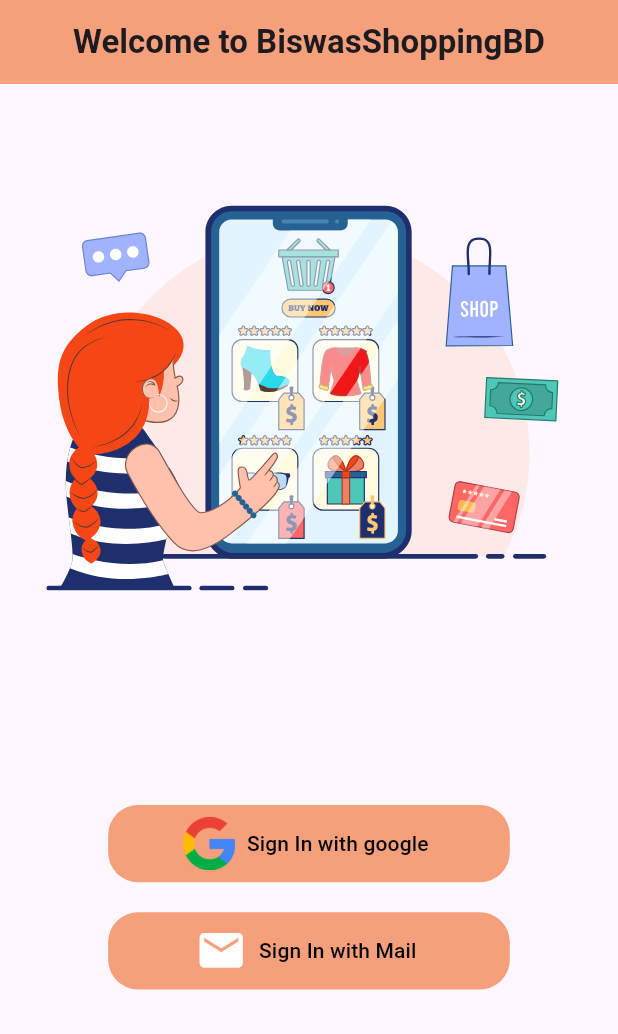
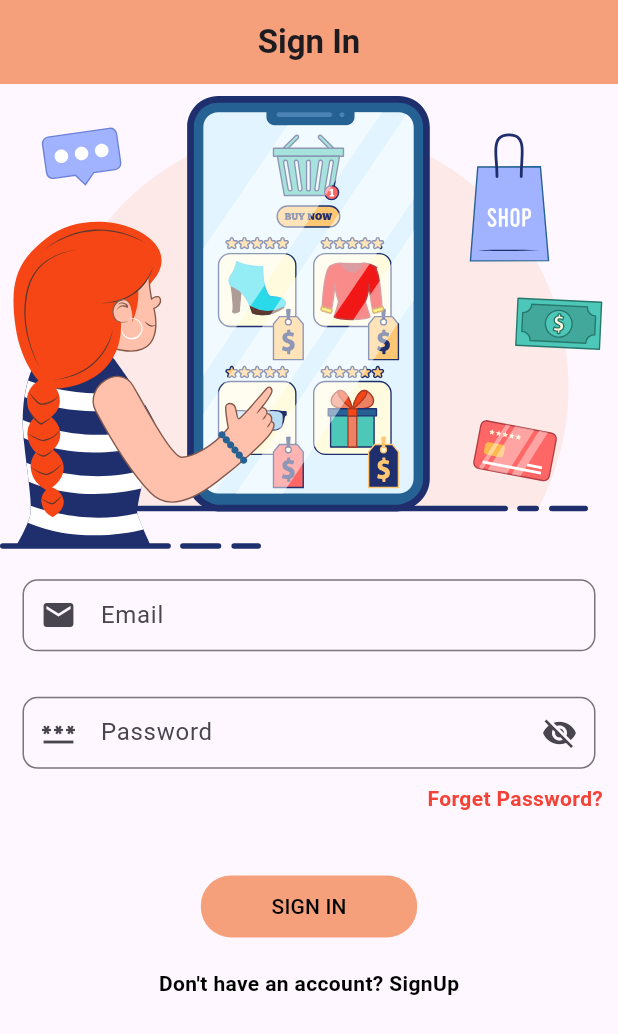
Before and after one commit to Anik-Adnan/BiswasShoppingBD, a Flutter app: the screen it shows after launch, on a phone screen of 412 x 824 dp. Shown: the top 1034 px of the screen. Run offline on Flutter 3.47's test engine with Material 3 defaults, Android fonts, the phone set to English and light mode, and no system bars; our stand-ins replace flutter_keyboard_visibility, get, lottie.

Commit message:
sign in page created

```diff
--- a/biswas_shopping_bd/lib/main.dart
+++ b/biswas_shopping_bd/lib/main.dart
@@ -1,3 +1,5 @@
+import 'package:biswas_shopping_bd/screens/auth-ui/sigin-in.dart';
+
 import 'screens/auth-ui/splash-screen.dart';
 import 'package:flutter/material.dart';
 import 'package:get/route_manager.dart';
@@ -13,7 +15,7 @@ class MyApp extends StatelessWidget {
   Widget build(BuildContext context) {
     return GetMaterialApp(
       debugShowCheckedModeBanner: false,
-      home: const SplashScreen(),
+      home: const SignInScreen(),
     );
   }
 }
--- /dev/null
+++ b/biswas_shopping_bd/lib/screens/auth-ui/sigin-in.dart
@@ -0,0 +1,117 @@
+
+import 'package:biswas_shopping_bd/utils/app-constant.dart';
+import 'package:flutter/cupertino.dart';
+import 'package:flutter/material.dart';
+import 'package:flutter_keyboard_visibility/flutter_keyboard_visibility.dart';
+import 'package:get/route_manager.dart';
+import 'package:lottie/lottie.dart';
+
+class SignInScreen extends StatefulWidget{
+  const SignInScreen({super.key});
+
+  @override
+  State<SignInScreen> createState() => _SignInScreenState();
+
+}
+class _SignInScreenState extends State<SignInScreen>{
+  @override
+  Widget build(BuildContext context) {
+    return KeyboardVisibilityBuilder(
+      builder: (context,isKeyboardVisible){
+        return Scaffold(
+          appBar: AppBar(
+            backgroundColor: AppConstant.appSecondaryColor,
+            centerTitle: true,
+            title: Text('Sign In',style: TextStyle(fontWeight: FontWeight.bold),),
+          ),
+          body: Container(
+            child: Column(
+              children: [
+                isKeyboardVisible ?  Text(''): Column(
+                  children:[
+                    Lottie.asset('assets/images/splash-screen.json')
+                  ],
+                ),
+                SizedBox(height: Get.height/80),
+                Container(
+                  margin: EdgeInsets.symmetric(horizontal: 5.0),
+                  width: Get.width,
+                  child: Padding(
+                    padding: const EdgeInsets.all(10.0),
+                    child: TextFormField(
+                      cursorColor: AppConstant.appSecondaryColor,
+                      keyboardType: TextInputType.emailAddress,
+                      decoration: InputDecoration(
+                        hintText: 'Email',
+                        prefixIcon: Icon(Icons.email),
+                        contentPadding: EdgeInsets.only(top:2.0,left: 8.0),
+                        border: OutlineInputBorder(
+                          borderRadius: BorderRadius.circular(10.0),
+                        )
+                      ),
+                    ),
+                  ),
+                ),
+                SizedBox(height: Get.height/80),
+                Container(
+                  margin: EdgeInsets.symmetric(horizontal: 5.0),
+                  width: Get.width,
+                  child: Padding(
+                    padding: const EdgeInsets.all(10.0),
+                    child: TextFormField(
+                      cursorColor: AppConstant.appSecondaryColor,
+                      keyboardType: TextInputType.emailAddress,
+                      decoration: InputDecoration(
+                          hintText: 'Password',
+                          prefixIcon: Icon(Icons.password),
+                          suffixIcon: Icon(Icons.visibility_off),
+                          contentPadding: EdgeInsets.only(top:2.0,left: 8.0),
+                          border: OutlineInputBorder(
+                            borderRadius: BorderRadius.circular(10.0),
+                          )
+                      ),
+                    ),
+                  ),
+                ),
+                Container(
+                  margin: EdgeInsets.symmetric(horizontal: 10.0),
+                  alignment: Alignment.centerRight,
+                  child: Text("Forget Password?",
+                  style: TextStyle(
+                    color: Colors.red,fontWeight: FontWeight.bold,),
+                  ),
+                ),
+                SizedBox(height: Get.height/20),
+                Material(
+                  child: Container(
+                    width: Get.width * 0.35,
+                    height: Get.height / 20,
+                    decoration: BoxDecoration(
+                      borderRadius: BorderRadius.circular(20.0),
+                      color: AppConstant.appSecondaryColor,
+                    ),
+                    child: TextButton(
+                      child: const Text("SIGN IN",style: TextStyle(color: Colors.black),),
+                      onPressed: (){},
+                    ),
+                  ),
+                ),
+                SizedBox(height: Get.height/40),
+                Row(
+                  mainAxisAlignment: MainAxisAlignment.center,
+                  children: [
+                    Text("Don't have an account?" ,style: TextStyle(color: Colors.black,fontWeight: FontWeight.bold),),
+                    Text(" SignUp",style: TextStyle(color: Colors.black,fontWeight: FontWeight.bold,),)
+                  ],
+                )
+
+              ],
+            ),
+          ),
+
+        );
+      },
+    );
+  }
+
+}
--- a/biswas_shopping_bd/lib/screens/auth-ui/splash-screen.dart
+++ b/biswas_shopping_bd/lib/screens/auth-ui/splash-screen.dart
@@ -1,8 +1,8 @@
 
 import 'dart:async';
 
-import 'package:biswas_shopping_bd/screens/auth-ui/welcome-screen.dart';
-import 'package:biswas_shopping_bd/utils/app-constant.dart';
+import '/screens/auth-ui/welcome-screen.dart';
+import '/utils/app-constant.dart';
 import 'package:flutter/material.dart';
 import 'package:get/get.dart';
 import 'package:lottie/lottie.dart';
@@ -18,8 +18,8 @@ class _SplashScreenState extends State<SplashScreen>{
   @override
   void initState() {
     super.initState();
-      Timer(Duration( seconds: 3),(){
-        Get.offAll(()=> WelcomeScreen());
+      Timer(const Duration( seconds: 3),(){
+        Get.offAll(()=> const WelcomeScreen());
       });
     }
 
--- a/biswas_shopping_bd/lib/screens/auth-ui/welcome-screen.dart
+++ b/biswas_shopping_bd/lib/screens/auth-ui/welcome-screen.dart
@@ -1,5 +1,5 @@
 
-import 'package:biswas_shopping_bd/utils/app-constant.dart';
+import '/utils/app-constant.dart';
 import 'package:flutter/material.dart';
 import 'package:get/get.dart';
 import 'package:lottie/lottie.dart';
--- a/biswas_shopping_bd/pubspec.yaml
+++ b/biswas_shopping_bd/pubspec.yaml
@@ -37,6 +37,7 @@ dependencies:
   cupertino_icons: ^1.0.6
   get: ^4.6.6
   lottie: ^3.1.2
+  flutter_keyboard_visibility: ^6.0.0
 
 dev_dependencies:
   flutter_test:
```
Also changed, not shown: biswas_shopping_bd/pubspec.lock.
